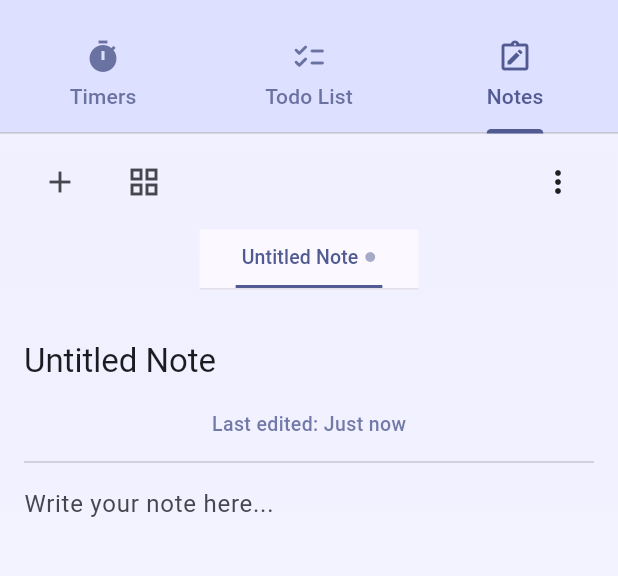
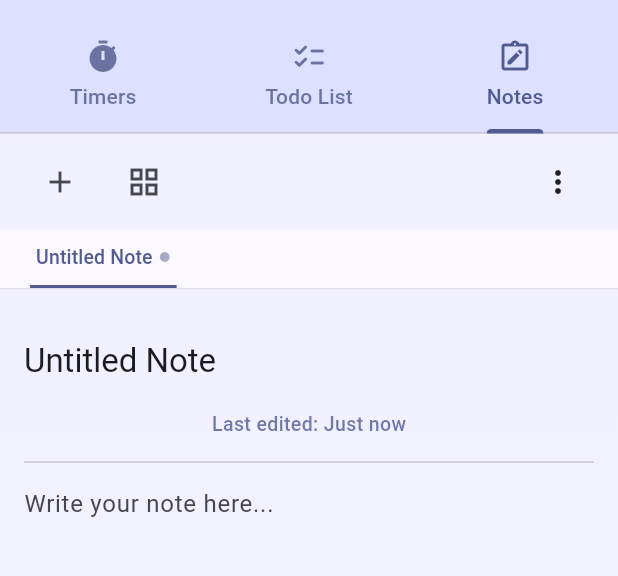
Before and after one commit to mitchell-wallace/Chronii, a Flutter app: the screen it shows once a user with an empty profile is signed in, tab 3 chosen, on a phone screen of 412 x 824 dp, the part 63-639 px from its top. Run offline on Flutter 3.47's test engine with Material 3 defaults, Android fonts, the phone set to English and light mode, and no system bars; our stand-ins replace cloud_firestore, firebase_auth, firebase_core, shared_preferences; missing offline and left inert: window_manager; accounts and stored records are empty; generated files the repository leaves out were written again.

Commit message:
Fixed note tab not being full width

```diff
--- a/lib/screens/note_screen.dart
+++ b/lib/screens/note_screen.dart
@@ -339,9 +339,10 @@ class _NoteScreenState extends State<NoteScreen> with TickerProviderStateMixin {
 
     return Column(
       children: [
-        // Simplified scrollable tab bar
+        // Full-width scrollable tab bar with left alignment
         Container(
           height: 40,
+          width: double.infinity, // Force full width container
           decoration: BoxDecoration(
             color: theme.colorScheme.surface,
             border: Border(
@@ -351,7 +352,14 @@ class _NoteScreenState extends State<NoteScreen> with TickerProviderStateMixin {
               ),
             ),
           ),
-          // Use a simple ScrollConfiguration to enhance scroll behavior
+          child: LayoutBuilder(
+            builder: (context, constraints) {
+              // We'll measure the width of all tabs to determine if scrolling is needed
+              return NotificationListener<ScrollMetricsNotification>(
+                onNotification: (notification) {
+                  // Capture scroll notifications if needed in the future
+                  return false;
+                },
                 child: ScrollConfiguration(
                   behavior: ScrollConfiguration.of(context).copyWith(
                     physics: const BouncingScrollPhysics(),
@@ -360,7 +368,10 @@ class _NoteScreenState extends State<NoteScreen> with TickerProviderStateMixin {
                   child: SingleChildScrollView(
                     scrollDirection: Axis.horizontal,
                     controller: _tabScrollController,
-              child: IntrinsicWidth(
+                    child: ConstrainedBox(
+                      // This ensures the TabBar is at least as wide as the container
+                      // but can grow larger if needed (making it scrollable)
+                      constraints: BoxConstraints(minWidth: constraints.maxWidth),
                       child: TabBar(
                         controller: _tabController,
                         isScrollable: true,
@@ -368,9 +379,8 @@ class _NoteScreenState extends State<NoteScreen> with TickerProviderStateMixin {
                         dividerColor: Colors.transparent,
                         labelColor: theme.colorScheme.primary,
                         unselectedLabelColor: theme.colorScheme.onSurface.withOpacity(0.7),
-                  // Extra padding for better touch targets
                         padding: const EdgeInsets.symmetric(horizontal: 8.0),
-                  labelPadding: const EdgeInsets.symmetric(horizontal: 16.0),
+                        labelPadding: const EdgeInsets.symmetric(horizontal: 12.0),
                         indicator: UnderlineTabIndicator(
                           borderSide: BorderSide(
                             width: 2.0,
@@ -381,6 +391,9 @@ class _NoteScreenState extends State<NoteScreen> with TickerProviderStateMixin {
                       ),
                     ),
                   ),
+                ),
+              );
+            },
           ),
         ),
 
```
Lines whose indentation alone changed are shown as unchanged.
